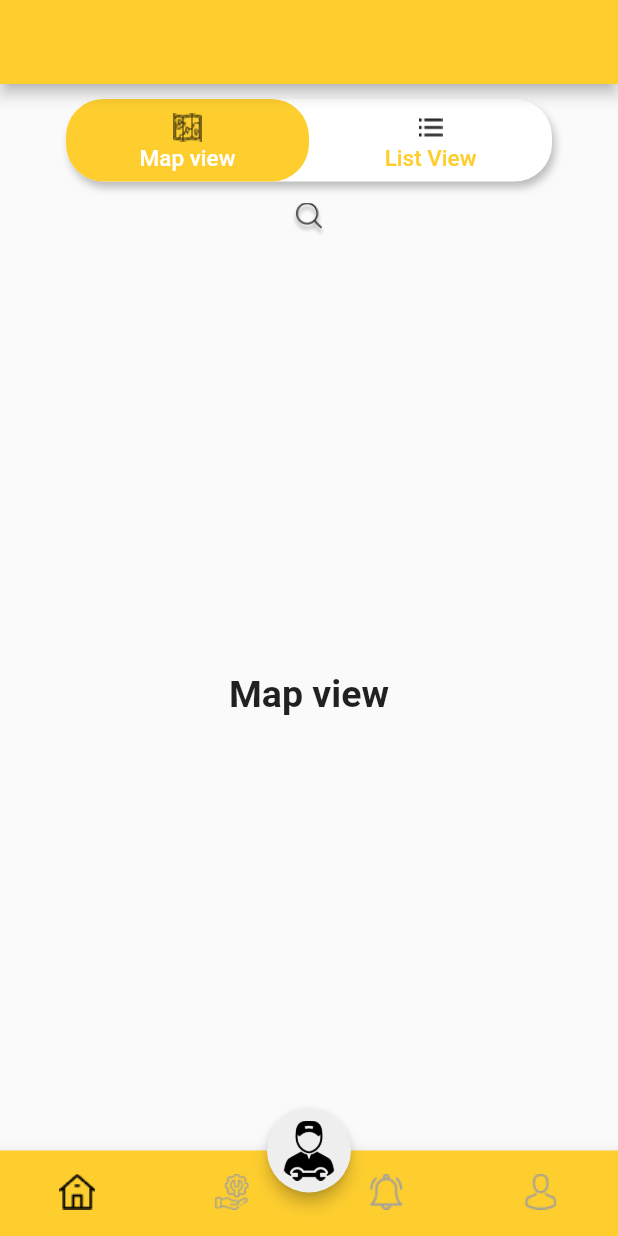
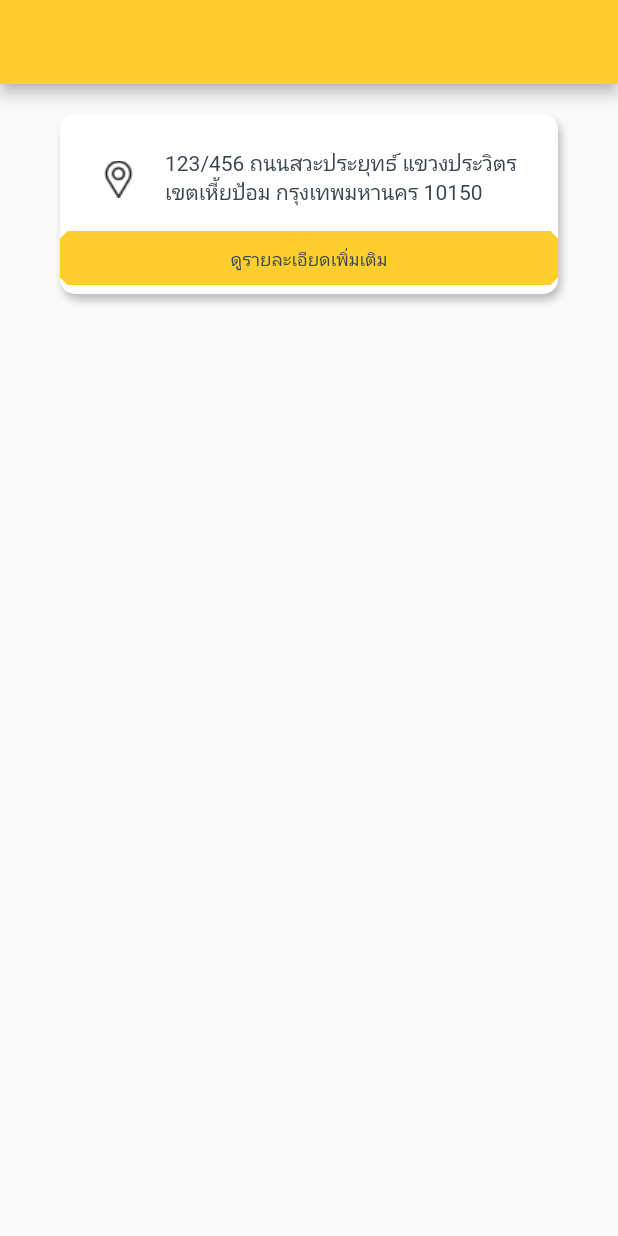
Before and after one commit to jukr3410/RodsiaApp, a Flutter app: the screen it shows after launch, on a phone screen of 412 x 824 dp. Run offline on Flutter 3.47's test engine with Material 2 defaults, Android fonts, the phone set to English and light mode, and no system bars; our stand-ins replace bloc, flutter_bloc, google_fonts.

Commit message:
add moreInfoGarageCard class

```diff
--- a/lib/constants.dart
+++ b/lib/constants.dart
@@ -3,6 +3,7 @@ import 'package:rodsiaapp/global_widgets/hexTocolor.dart';
 
 // color that use in app
 const textColorBlack = Color(0x38454C);
+const codeColorBlack = "#38454C";
 const textColorWhite = Colors.white;
 const textColorRed = Color(0xDA5B49);
 
--- a/lib/find_garage_feature/widgets/homePage.dart
+++ b/lib/find_garage_feature/widgets/homePage.dart
@@ -1,4 +1,5 @@
 import 'package:flutter/material.dart';
+import 'package:rodsiaapp/find_garage_feature/widgets/viewBars.dart';
 import 'package:rodsiaapp/global_widgets/hexTocolor.dart';
 import 'package:rodsiaapp/global_widgets/navigrationBar.dart';
 import 'package:rodsiaapp/constants.dart';
@@ -11,115 +12,9 @@ class HomePage extends StatefulWidget {
   _HomePageState createState() => _HomePageState();
 }
 
-class _HomePageState extends State<HomePage>
-    with SingleTickerProviderStateMixin {
-  late TabController _tabController;
-
-  @override
-  void initState() {
-    _tabController = TabController(length: 2, vsync: this);
-    super.initState();
-  }
-
-  @override
-  void dispose() {
-    super.dispose();
-    _tabController.dispose();
-  }
-
+class _HomePageState extends State<HomePage> {
   @override
   Widget build(BuildContext context) {
-    return Scaffold(
-      resizeToAvoidBottomInset: false,
-      appBar: AppBar(),
-      body: Column(
-        children: [
-          Container(
-            margin: EdgeInsets.only(bottom: 14, top: 10, right: 44, left: 44),
-            height: 55,
-            decoration: BoxDecoration(
-                color: Colors.white,
-                borderRadius: BorderRadius.circular(
-                  25.0,
-                ),
-                boxShadow: [
-                  BoxShadow(
-                    color: Color.fromRGBO(0, 0, 0, 0.25),
-                    blurRadius: 4,
-                    offset: Offset(2, 4),
-                  )
-                ]),
-            child: TabBar(
-              controller: _tabController,
-              // give the indicator a decoration (color and border radius)
-              indicator: BoxDecoration(
-                borderRadius: BorderRadius.circular(
-                  25.0,
-                ),
-                color: hexToColor(primaryCodeColor),
-              ),
-              labelColor: Colors.white,
-              labelStyle: TextStyle(fontSize: 15),
-              unselectedLabelColor: hexToColor(primaryCodeColor),
-              tabs: [
-                // first tab [you can add an icon using the icon property]
-                Tab(
-                  icon: ImageIcon(
-                    AssetImage('image/icon-mapView.png'),
-                    color: Colors.black,
-                    size: 19,
-                  ),
-                  text: 'Map view',
-                  iconMargin: EdgeInsets.only(bottom: 2, top: 5),
-                ),
-
-                // second tab [you can add an icon using the icon property]
-                Tab(
-                  icon: ImageIcon(
-                    AssetImage('image/icon-listView.png'),
-                    color: Colors.black,
-                    size: 19,
-                  ),
-                  text: 'List View',
-                  iconMargin: EdgeInsets.only(bottom: 2, top: 5),
-                ),
-              ],
-            ),
-          ),
-          ImageIcon(
-            AssetImage('image/icon-search.png'),
-            size: 23,
-          ),
-          Expanded(
-            child: TabBarView(
-              controller: _tabController,
-              children: [
-                // first tab bar view widget
-                Center(
-                  child: Text(
-                    'Map view',
-                    style: TextStyle(
-                      fontSize: 25,
-                      fontWeight: FontWeight.w600,
-                    ),
-                  ),
-                ),
-
-                // second tab bar view widget
-                Center(
-                  child: Text(
-                    'List view',
-                    style: TextStyle(
-                      fontSize: 25,
-                      fontWeight: FontWeight.w600,
-                    ),
-                  ),
-                ),
-              ],
-            ),
-          ),
-        ],
-      ),
-    );
+    return SafeArea(child: Scaffold(body: ViewBars()));
   }
 }
--- /dev/null
+++ b/lib/find_garage_feature/widgets/moreInfoGarageCard.dart
@@ -0,0 +1,75 @@
+import 'package:flutter/material.dart';
+import 'package:rodsiaapp/constants.dart';
+import 'package:rodsiaapp/global_widgets/hexTocolor.dart';
+
+class MoreInfoGarageCard extends StatefulWidget {
+  MoreInfoGarageCard({Key? key}) : super(key: key);
+
+  @override
+  _MoreinfogarageCardState createState() => _MoreinfogarageCardState();
+}
+
+class _MoreinfogarageCardState extends State<MoreInfoGarageCard> {
+  @override
+  Widget build(BuildContext context) {
+    return Scaffold(
+      appBar: AppBar(),
+      body: Container(
+          margin: EdgeInsets.only(bottom: 0, top: 20, right: 40, left: 40),
+          height: 120,
+          decoration: BoxDecoration(
+              color: Colors.white,
+              borderRadius: BorderRadius.circular(10),
+              boxShadow: [
+                BoxShadow(
+                  color: Color.fromRGBO(0, 0, 0, 0.25),
+                  blurRadius: 4,
+                  offset: Offset(2, 4),
+                )
+              ]),
+          child: Column(
+            mainAxisAlignment: MainAxisAlignment.end,
+            crossAxisAlignment: CrossAxisAlignment.stretch,
+            children: [
+              Padding(
+                padding: const EdgeInsets.all(8.0),
+                child: Row(
+                  children: [
+                    Padding(
+                      padding: const EdgeInsets.only(left: 15, right: 15),
+                      child: ImageIcon(
+                        AssetImage('image/icon-location.png'),
+                        size: 32,
+                      ),
+                    ),
+                    Flexible(
+                        child: Padding(
+                      padding: const EdgeInsets.only(right: 15, bottom: 3,),
+                      child: Text(
+                        "123/456 ถนนสวะประยุทธ์ แขวงประวิตร เขตเหี้ยป้อม กรุงเทพมหานคร 10150",
+                        maxLines: 2,
+                        softWrap: true,
+                        style: TextStyle(
+                            fontSize: 14, color: hexToColor(codeColorBlack)),
+                      ),
+                    )),
+                  ],
+                ),
+              ),
+              TextButton(
+                onPressed: () {},
+                child: Text(
+                  "ดูรายละเอียดเพิ่มเติม",
+                  style: TextStyle(
+                      fontSize: 12, color: hexToColor(codeColorBlack)),
+                ),
+                style: TextButton.styleFrom(
+                    shape: const BeveledRectangleBorder(
+                        borderRadius: BorderRadius.all(Radius.circular(5))),
+                    backgroundColor: hexToColor(primaryCodeColor)),
+              )
+            ],
+          )),
+    );
+  }
+}
--- a/lib/global_widgets/bottomNavigrationBarPage.dart
+++ b/lib/global_widgets/bottomNavigrationBarPage.dart
@@ -20,23 +20,25 @@ class _BottomNavigrationBarState extends State<BottomNavigrationBar> {
   List<Widget> _pageWidget = <Widget>[
     HomePage(),
     FindProblemPage(),
-    // FilterGarage(),
+    FilterGarage(),
     NotifyPage(),
     ProfilePage(),
   ];
-
   List<BottomNavigationBarItem> _menuBar = <BottomNavigationBarItem>[
     BottomNavigationBarItem(
         icon: ImageIcon(AssetImage("image/icon-home-navbar.png")),
         label: 'Home'),
     BottomNavigationBarItem(
-        icon: ImageIcon(AssetImage("image/icon-findProblem-navbar.png")),
+        icon: Container(
+          margin: EdgeInsets.only(right: 50),
+          child: ImageIcon(AssetImage("image/icon-findProblem-navbar.png")),
+        ),
         label: 'Find-problem'),
-    // BottomNavigationBarItem(
-    //     icon: ImageIcon(AssetImage("image/icon-findGarage-navbar.png")),
-    //     label: 'Find-garage'),
     BottomNavigationBarItem(
-        icon: ImageIcon(AssetImage("image/icon-notify-navbar.png")),
+        icon: Container(
+          margin: EdgeInsets.only(left: 50),
+          child: ImageIcon(AssetImage("image/icon-notify-navbar.png")),
+        ),
         label: 'Notify'),
     BottomNavigationBarItem(
         icon: ImageIcon(AssetImage("image/icon-profile-navbar.png")),
@@ -68,11 +70,12 @@ class _BottomNavigrationBarState extends State<BottomNavigrationBar> {
         items: _menuBar,
         currentIndex: _selectedIndex,
         // selectedItemColor: Theme.of(context).primaryColor,
-        unselectedItemColor: Colors.grey,
+        unselectedItemColor: Colors.grey.shade500,
         onTap: _onItemTapped,
         fixedColor: Colors.black,
         type: BottomNavigationBarType.fixed,
-        selectedIconTheme: IconThemeData(size: 27),
+        // selectedIconTheme: IconThemeData(size: 26),
+        selectedFontSize: 13,
         showUnselectedLabels: false,
         showSelectedLabels: false,
         unselectedIconTheme: IconThemeData(size: 24),
--- a/lib/main.dart
+++ b/lib/main.dart
@@ -1,5 +1,6 @@
 import 'package:flutter/material.dart';
 import 'package:rodsiaapp/find_garage_feature/widgets/homePage.dart';
+import 'package:rodsiaapp/find_garage_feature/widgets/moreInfoGarageCard.dart';
 import 'package:rodsiaapp/global_widgets/hexTocolor.dart';
 import 'package:rodsiaapp/global_widgets/navigrationBar.dart';
 import 'package:rodsiaapp/global_widgets/bottomNavigrationBarPage.dart';
@@ -16,10 +17,11 @@ class MyApp extends StatelessWidget {
     return MaterialApp(
       title: 'RodSia',
       theme: ThemeData(primaryColor: hexToColor("#FECE2F")),
-      initialRoute: '/',
-      routes: {
-        BottomNavigrationBar.routeName: (context) => BottomNavigrationBar()
-      },
+      home: Scaffold(body: MoreInfoGarageCard()),
+      // initialRoute: '/',
+      // routes: {
+      //   BottomNavigrationBar.routeName: (context) => BottomNavigrationBar()
+      // },
     );
   }
 }
--- a/pubspec.yaml
+++ b/pubspec.yaml
@@ -61,6 +61,7 @@ flutter:
     - image/icon-mapView.png
     - image/icon-listView.png
     - image/icon-search.png
+    - image/icon-location.png
 
   # An image asset can refer to one or more resolution-specific "variants", see
   # https://flutter.dev/assets-and-images/#resolution-aware.
```
Also changed, not shown: lib/find_garage_feature/widgets/viewBars.dart (added, +118 -0 lines), image/icon-location.png (added).
